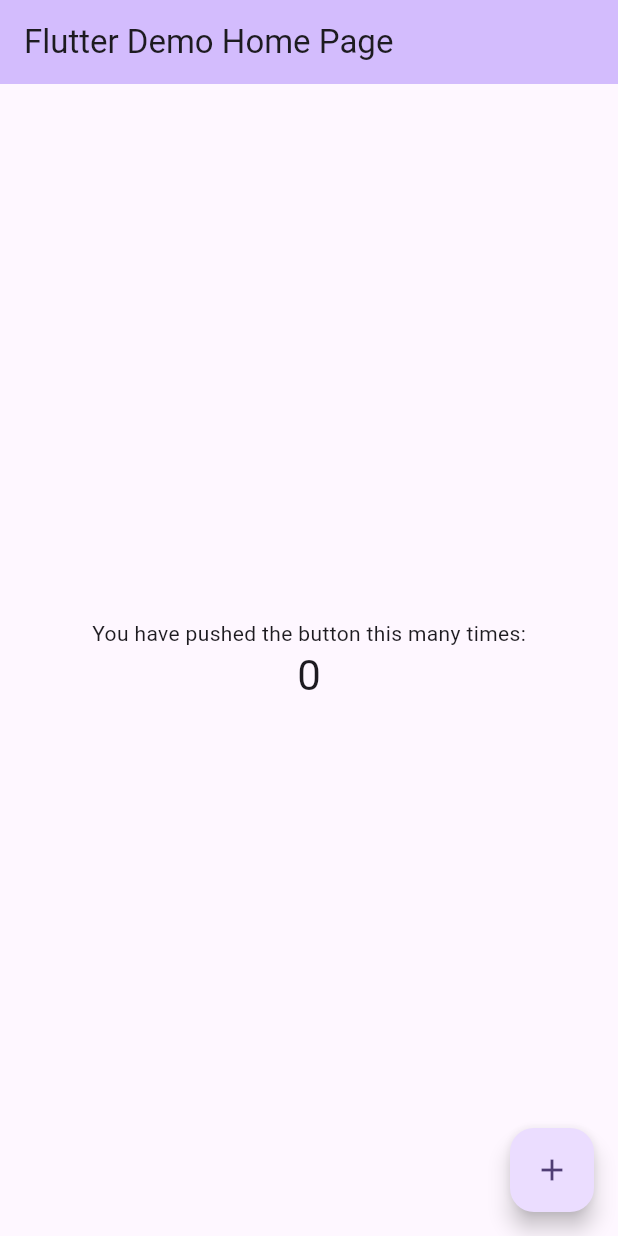
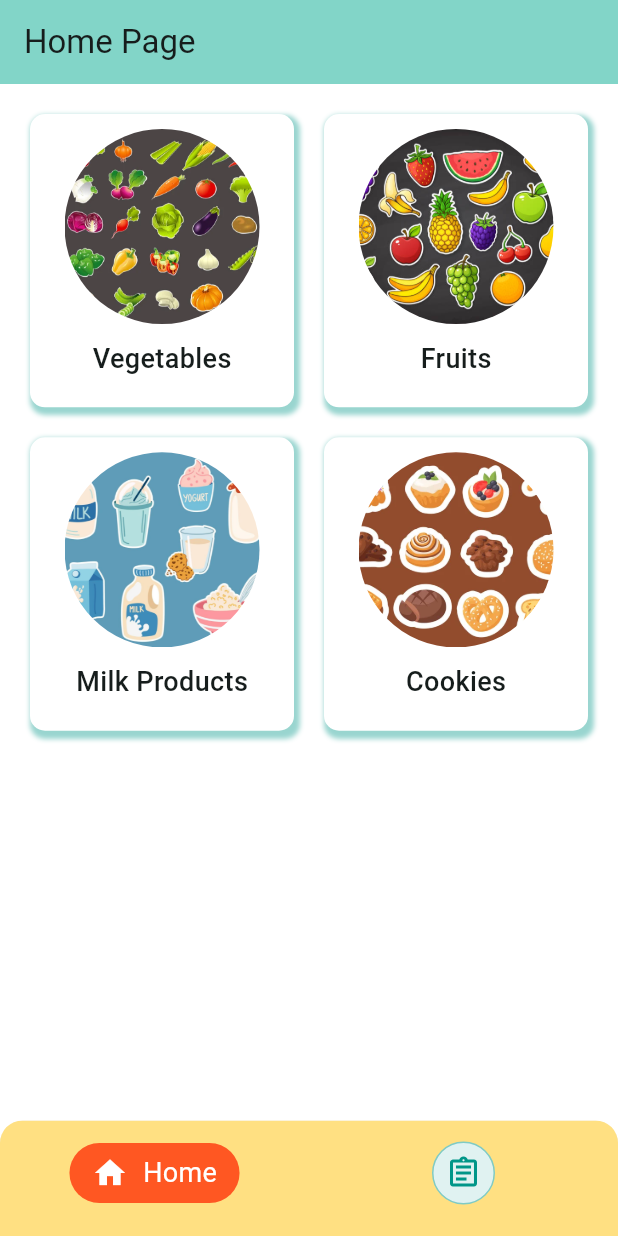
Before and after one commit to Mohammed-Raza/SampleProject, a Flutter app: the screen it shows after launch, on a phone screen of 412 x 824 dp. Run offline on Flutter 3.47's test engine with Material 3 defaults, Android fonts, the phone set to English and light mode, and no system bars; our stand-ins replace gap.

Commit message:
Added Home page with bottom navigation bar

```diff
--- /dev/null
+++ b/lib/features/presentation/pages/dashboard/home.dart
@@ -0,0 +1,103 @@
+import 'package:flutter/material.dart';
+import '../../../../generated/assets.dart';
+import '../../widgets/home_widgets.dart';
+import 'orders.dart';
+
+class HomePage extends StatefulWidget {
+  const HomePage({super.key});
+
+  @override
+  State<HomePage> createState() => _HomePageState();
+}
+
+class _HomePageState extends State<HomePage> {
+  int selectedIndex = 0;
+  static const List<Widget> widgets = <Widget>[
+    DashboardScreen(),
+    OrdersScreen()
+  ];
+
+  @override
+  Widget build(BuildContext context) {
+    return Scaffold(
+        backgroundColor: Colors.white,
+        appBar: AppBar(
+            title: const Text('Home Page'),
+            backgroundColor: Theme.of(context).colorScheme.inversePrimary),
+        bottomNavigationBar: ClipRRect(
+          borderRadius: const BorderRadius.only(
+              topLeft: Radius.circular(15), topRight: Radius.circular(15)),
+          child: BottomNavigationBar(
+              backgroundColor: Colors.amber.shade200,
+              showSelectedLabels: false,
+              showUnselectedLabels: false,
+              items: <BottomNavigationBarItem>[
+                _bottomNavigationItem(label: 'Home', icon: Icons.home),
+                _bottomNavigationItem(
+                    label: 'Orders', icon: Icons.assignment_outlined)
+              ],
+              currentIndex: selectedIndex,
+              selectedItemColor: Colors.amber[800],
+              onTap: _onItemTapped),
+        ),
+        body: widgets[selectedIndex]);
+  }
+
+  BottomNavigationBarItem _bottomNavigationItem(
+      {required String label, required IconData icon}) {
+    return BottomNavigationBarItem(
+        backgroundColor: Colors.white,
+        activeIcon: BuildActiveItemView(label: label, icon: icon),
+        icon: Container(
+            decoration: BoxDecoration(
+                border: Border.all(width: 1, color: Colors.teal.shade200),
+                shape: BoxShape.circle,
+                color: Colors.teal.shade50),
+            alignment: Alignment.center,
+            padding: const EdgeInsets.all(8),
+            child: Icon(icon, color: Colors.teal)),
+        label: '');
+  }
+
+  void _onItemTapped(int index) {
+    setState(() {
+      selectedIndex = index;
+    });
+  }
+}
+
+class DashboardScreen extends StatefulWidget {
+  const DashboardScreen({super.key});
+
+  @override
+  State<DashboardScreen> createState() => _DashboardScreenState();
+}
+
+class _DashboardScreenState extends State<DashboardScreen> {
+  @override
+  Widget build(BuildContext context) {
+    return Padding(
+      padding: const EdgeInsets.all(20),
+      child: Column(
+        children: [
+          Expanded(
+            child: GridView.count(
+              childAspectRatio: 0.9,
+              crossAxisCount: 2,
+              crossAxisSpacing: 20,
+              mainAxisSpacing: 20,
+              children: const [
+                GroceryCard(
+                    name: 'Vegetables', assetPath: Assets.imagesVeggies),
+                GroceryCard(name: 'Fruits', assetPath: Assets.imagesFruits),
+                GroceryCard(
+                    name: 'Milk Products', assetPath: Assets.imagesMilk),
+                GroceryCard(name: 'Cookies', assetPath: Assets.imagesCakes)
+              ],
+            ),
+          ),
+        ],
+      ),
+    );
+  }
+}
--- /dev/null
+++ b/lib/features/presentation/widgets/home_widgets.dart
@@ -0,0 +1,62 @@
+
+
+import 'package:flutter/material.dart';
+import 'package:gap/gap.dart';
+
+class GroceryCard extends StatelessWidget {
+  final String name, assetPath;
+  const GroceryCard({super.key, required this.name, required this.assetPath});
+
+  @override
+  Widget build(BuildContext context) {
+    return Container(
+      decoration: BoxDecoration(
+          color: Colors.white,
+          borderRadius: BorderRadius.circular(10),
+          boxShadow: [
+            BoxShadow(
+              color: Colors.teal.withValues(alpha: 0.4),
+              spreadRadius: 2,
+              blurRadius: 2,
+              offset: const Offset(2, 3), // changes position of shadow
+            ),
+          ]),
+      alignment: Alignment.center,
+      padding: const EdgeInsets.all(10),
+      child: Column(
+        children: [
+          ClipOval(
+              child: Image.asset(assetPath,
+                  height: 130, width: 130, fit: BoxFit.cover)),
+          const Gap(10),
+          Text(name,
+              style: const TextStyle(fontSize: 18, fontWeight: FontWeight.w500))
+        ],
+      ),
+    );
+  }
+}
+
+class BuildActiveItemView extends StatelessWidget {
+  final String label;
+  final IconData icon;
+  const BuildActiveItemView({super.key, required this.label, required this.icon});
+
+  @override
+  Widget build(BuildContext context) {
+    return FittedBox(
+      child: Container(
+        decoration: BoxDecoration(
+            color: Colors.deepOrange, borderRadius: BorderRadius.circular(20)),
+        padding: const EdgeInsets.symmetric(horizontal: 15, vertical: 7),
+        child: Row(
+          children: [
+            Icon(icon, color: Colors.white),
+            const SizedBox(width: 10),
+            Text(label, style: const TextStyle(fontSize: 18, color: Colors.white))
+          ],
+        ),
+      ),
+    );
+  }
+}
--- a/lib/main.dart
+++ b/lib/main.dart
@@ -1,4 +1,6 @@
 import 'package:flutter/material.dart';
+
+import 'features/presentation/pages/dashboard/home.dart';
 
 void main() {
   runApp(const MyApp());
@@ -12,6 +14,7 @@
   Widget build(BuildContext context) {
     return MaterialApp(
         title: 'Flutter Demo',
+        debugShowCheckedModeBanner: false,
         theme: ThemeData(
             // This is the theme of your application.
             //
@@ -28,98 +31,8 @@
             //
             // This works for code too, not just values: Most code changes can be
             // tested with just a hot reload.
-        colorScheme: ColorScheme.fromSeed(seedColor: Colors.deepPurple),
-        useMaterial3: true,
-      ),
-      home: const MyHomePage(title: 'Flutter Demo Home Page'),
-    );
+            colorScheme: ColorScheme.fromSeed(seedColor: Colors.teal),
+            useMaterial3: true),
+        home: const HomePage());
   }
 }
-
-class MyHomePage extends StatefulWidget {
-  const MyHomePage({super.key, required this.title});
-
-  // This widget is the home page of your application. It is stateful, meaning
-  // that it has a State object (defined below) that contains fields that affect
-  // how it looks.
-
-  // This class is the configuration for the state. It holds the values (in this
-  // case the title) provided by the parent (in this case the App widget) and
-  // used by the build method of the State. Fields in a Widget subclass are
-  // always marked "final".
-
-  final String title;
-
-  @override
-  State<MyHomePage> createState() => _MyHomePageState();
-}
-
-class _MyHomePageState extends State<MyHomePage> {
-  int _counter = 0;
-
-  void _incrementCounter() {
-    setState(() {
-      // This call to setState tells the Flutter framework that something has
-      // changed in this State, which causes it to rerun the build method below
-      // so that the display can reflect the updated values. If we changed
-      // _counter without calling setState(), then the build method would not be
-      // called again, and so nothing would appear to happen.
-      _counter++;
-    });
-  }
-
-  @override
-  Widget build(BuildContext context) {
-    // This method is rerun every time setState is called, for instance as done
-    // by the _incrementCounter method above.
-    //
-    // The Flutter framework has been optimized to make rerunning build methods
-    // fast, so that you can just rebuild anything that needs updating rather
-    // than having to individually change instances of widgets.
-    return Scaffold(
-      appBar: AppBar(
-        // TRY THIS: Try changing the color here to a specific color (to
-        // Colors.amber, perhaps?) and trigger a hot reload to see the AppBar
-        // change color while the other colors stay the same.
-        backgroundColor: Theme.of(context).colorScheme.inversePrimary,
-        // Here we take the value from the MyHomePage object that was created by
-        // the App.build method, and use it to set our appbar title.
-        title: Text(widget.title),
-      ),
-      body: Center(
-        // Center is a layout widget. It takes a single child and positions it
-        // in the middle of the parent.
-        child: Column(
-          // Column is also a layout widget. It takes a list of children and
-          // arranges them vertically. By default, it sizes itself to fit its
-          // children horizontally, and tries to be as tall as its parent.
-          //
-          // Column has various properties to control how it sizes itself and
-          // how it positions its children. Here we use mainAxisAlignment to
-          // center the children vertically; the main axis here is the vertical
-          // axis because Columns are vertical (the cross axis would be
-          // horizontal).
-          //
-          // TRY THIS: Invoke "debug painting" (choose the "Toggle Debug Paint"
-          // action in the IDE, or press "p" in the console), to see the
-          // wireframe for each widget.
-          mainAxisAlignment: MainAxisAlignment.center,
-          children: <Widget>[
-            const Text(
-              'You have pushed the button this many times:',
-            ),
-            Text(
-              '$_counter',
-              style: Theme.of(context).textTheme.headlineMedium,
-            ),
-          ],
-        ),
-      ),
-      floatingActionButton: FloatingActionButton(
-        onPressed: _incrementCounter,
-        tooltip: 'Increment',
-        child: const Icon(Icons.add),
-      ), // This trailing comma makes auto-formatting nicer for build methods.
-    );
-  }
-}
```
Also changed, not shown: lib/features/data/data_sources/local/local_jsons.dart (added, +187 -0 lines), lib/features/presentation/pages/dashboard/orders.dart (added, +16 -0 lines), pubspec.yaml (+7 -0 lines), assets/images/cakes.jpg (added), assets/images/fruits.jpg (added), assets/images/milk.jpg (added), assets/images/veggies.jpg (added), lib/generated/assets.dart (added), pubspec.lock, 2 other files. Lines whose indentation alone changed are shown as unchanged.
